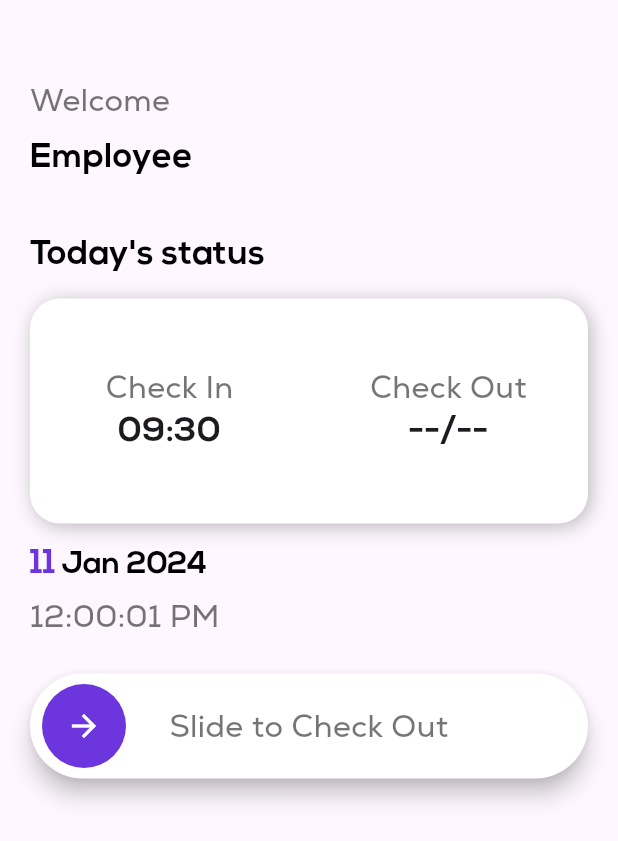
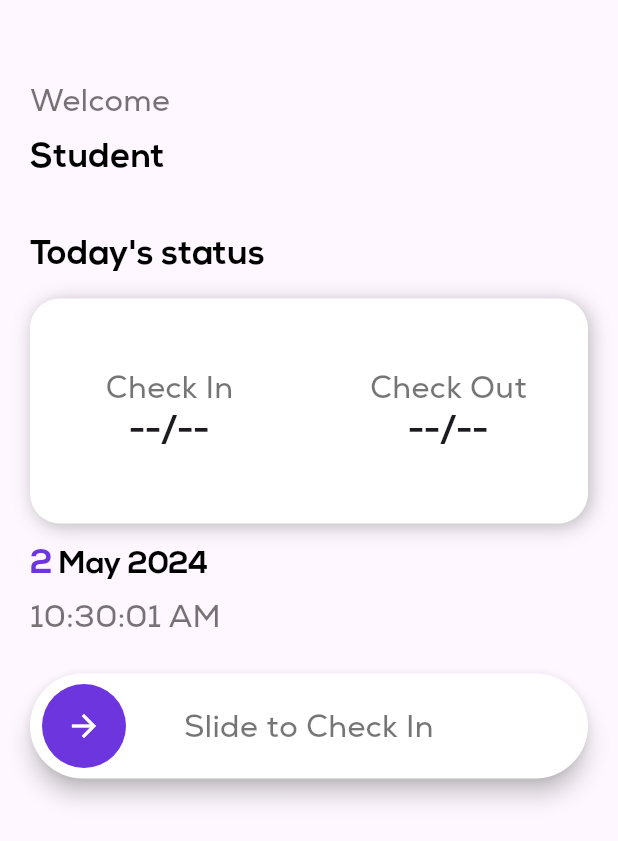
Before and after one commit to Kafka588/QR_attendance, a Flutter app: the TodayScreen screen opened directly, on a phone screen of 412 x 824 dp. Shown: the top 841 px of the screen. Run offline on Flutter 3.47's test engine with Material 3 defaults, Android fonts, the light colour scheme and no system bars; drawn by our look-alikes of slide_to_act; our stand-ins replace cloud_firestore, firebase_core, flutter_keyboard_visibility, font_awesome_flutter, shared_preferences; accounts and stored records are empty.

Commit message:
Added functionalities of check in and check out

```diff
--- a/lib/homescreen.dart
+++ b/lib/homescreen.dart
@@ -17,7 +17,7 @@ class _HomeScreenState extends State<HomeScreen> {
 
   Color primary = const Color.fromRGBO(108, 53, 222, 1);
 
-  int currentIndex = 0;
+  int currentIndex = 1;
 
   List<IconData> navigationIcons = [
     // ignore: deprecated_member_use
--- a/lib/main.dart
+++ b/lib/main.dart
@@ -3,6 +3,7 @@ import 'package:flutter/material.dart';
 import 'package:flutter_keyboard_visibility/flutter_keyboard_visibility.dart';
 import 'package:qr_att/homescreen.dart';
 import 'package:qr_att/loginscreen.dart';
+import 'package:qr_att/model/user.dart';
 import 'package:shared_preferences/shared_preferences.dart';
 
 Future<void> main() async {
@@ -64,6 +65,7 @@ class _AuthCheckState extends State<AuthCheck> {
     try {
       if (sharedPreferences.getString('studentId') != null) {
         setState(() {
+          User.username = sharedPreferences.getString('studentId')!;
           userAvailable = true;
         });
       }
--- /dev/null
+++ b/lib/model/user.dart
@@ -0,0 +1,3 @@
+class User {
+  static String username = " ";
+}
--- a/lib/todayscreen.dart
+++ b/lib/todayscreen.dart
@@ -1,4 +1,9 @@
+import 'dart:async';
+
+import 'package:cloud_firestore/cloud_firestore.dart';
 import 'package:flutter/material.dart';
+import 'package:intl/intl.dart';
+import 'package:qr_att/model/user.dart';
 import 'package:slide_to_act/slide_to_act.dart';
 
 class TodayScreen extends StatefulWidget {
@@ -12,7 +17,42 @@ class _TodayScreenState extends State<TodayScreen> {
   late double screenHeight;
   late double screenWidth;
 
+  String checkIn = "--/--";
+  String checkOut = "--/--";
+
   Color primary = const Color.fromRGBO(108, 53, 222, 1);
+
+  @override
+  void initState() {
+    super.initState();
+    _getRecord();
+  }
+
+  void _getRecord() async {
+    try {
+      QuerySnapshot snap = await FirebaseFirestore.instance
+          .collection("student")
+          .where('id', isEqualTo: User.username)
+          .get();
+
+      DocumentSnapshot snap2 = await FirebaseFirestore.instance
+          .collection("student")
+          .doc(snap.docs[0].id)
+          .collection("Record")
+          .doc(DateFormat('dd MMMM yyyy').format(DateTime.now()))
+          .get();
+
+      setState(() {
+        checkIn = snap2['checkIn'] ?? "--/--";
+        checkOut = snap2['checkOut'] ?? "--/--";
+      });
+    } catch (e) {
+      setState(() {
+        checkIn = "--/--";
+        checkOut = "--/--";
+      });
+    }
+  }
 
   @override
   Widget build(BuildContext context) {
@@ -39,7 +79,7 @@ class _TodayScreenState extends State<TodayScreen> {
             Container(
               margin: const EdgeInsets.only(top: 8),
               child: Text(
-                "Employee",
+                "Student " + User.username,
                 style: TextStyle(
                   color: Colors.black,
                   fontFamily: "NexaBold",
@@ -63,11 +103,11 @@ class _TodayScreenState extends State<TodayScreen> {
               height: 150,
               decoration: BoxDecoration(
                 color: Colors.white,
-                boxShadow: [
+                boxShadow: const [
                   BoxShadow(
                     color: Colors.black26,
                     blurRadius: 10,
-                    offset: const Offset(2, 2),
+                    offset: Offset(2, 2),
                   ),
                 ],
                 borderRadius: BorderRadius.circular(20),
@@ -87,7 +127,7 @@ class _TodayScreenState extends State<TodayScreen> {
                           ),
                         ),
                         Text(
-                          "09:30",
+                          checkIn,
                           style: TextStyle(
                             fontFamily: "NexaBold",
                             fontSize: screenWidth / 18,
@@ -109,7 +149,7 @@ class _TodayScreenState extends State<TodayScreen> {
                           ),
                         ),
                         Text(
-                          "--/--",
+                          checkOut,
                           style: TextStyle(
                             fontFamily: "NexaBold",
                             fontSize: screenWidth / 18,
@@ -127,7 +167,7 @@ class _TodayScreenState extends State<TodayScreen> {
                 text: TextSpan(
                   children: [
                     TextSpan(
-                      text: "11",
+                      text: DateTime.now().day.toString(),
                       style: TextStyle(
                         color: primary,
                         fontFamily: "NexaBold",
@@ -135,7 +175,7 @@ class _TodayScreenState extends State<TodayScreen> {
                       ),
                     ),
                     TextSpan(
-                      text: " Jan 2024",
+                      text: DateFormat(' MMMM yyyy').format(DateTime.now()),
                       style: TextStyle(
                         fontFamily: "NexaBold",
                         fontSize: screenWidth / 20,
@@ -146,25 +186,32 @@ class _TodayScreenState extends State<TodayScreen> {
                 ),
               ),
             ),
-            Container(
+            StreamBuilder(
+                stream: Stream.periodic(const Duration(seconds: 1)),
+                builder: (context, snapshot) {
+                  return Container(
                     margin: const EdgeInsets.only(top: 8),
                     child: Text(
-                "12:00:01 PM",
+                      DateFormat("hh:mm:ss a").format(DateTime.now()),
                       style: TextStyle(
                         fontFamily: "NexaRegular",
                         fontSize: screenWidth / 20,
                         color: Colors.black54,
                       ),
                     ),
-            ),
-            Container(
+                  );
+                }),
+            checkOut == "--/--"
+                ? Container(
                     margin: EdgeInsets.only(top: 24),
                     child: Builder(
                       builder: (context) {
                         final GlobalKey<SlideActionState> key = GlobalKey();
 
                         return SlideAction(
-                      text: "Slide to Check Out",
+                          text: checkIn == "--/--"
+                              ? "Slide to Check In"
+                              : "Slide to Check Out",
                           textStyle: TextStyle(
                             fontFamily: "NexaRegular",
                             fontSize: screenWidth / 20,
@@ -173,12 +220,71 @@ class _TodayScreenState extends State<TodayScreen> {
                           outerColor: Colors.white,
                           innerColor: primary,
                           key: key,
-                      onSubmit: () {
+                          onSubmit: () async {
+                            Timer(Duration(seconds: 1), () {
                               key.currentState!.reset();
                             });
+
+                            final DateTime now = DateTime.now();
+                            final String currentTime =
+                                DateFormat('hh:mm').format(now);
+
+                            QuerySnapshot snap = await FirebaseFirestore
+                                .instance
+                                .collection("student")
+                                .where('id', isEqualTo: User.username)
+                                .get();
+
+                            final String recordDate =
+                                DateFormat('dd MMMM yyyy').format(now);
+
+                            try {
+                              if (checkIn == "--/--") {
+                                setState(() {
+                                  checkIn = currentTime;
+                                });
+                                await FirebaseFirestore.instance
+                                    .collection("student")
+                                    .doc(snap.docs[0].id)
+                                    .collection("Record")
+                                    .doc(recordDate)
+                                    .set({
+                                  'checkIn': currentTime,
+                                });
+                              } else if (checkOut == "--/--") {
+                                setState(() {
+                                  checkOut = currentTime;
+                                });
+                                await FirebaseFirestore.instance
+                                    .collection("student")
+                                    .doc(snap.docs[0].id)
+                                    .collection("Record")
+                                    .doc(recordDate)
+                                    .update({
+                                  'checkOut': currentTime,
+                                });
+                              }
+                            } catch (e) {
+                              // Handle errors
+                            }
+                          },
+                        );
                       },
                     ),
+                  )
+                : Container(
+                    margin: const EdgeInsets.only(top: 32),
+                    child: Center(
+                      child: Text(
+                        "Yout have completed this day!",
+                        style: TextStyle(
+                          fontFamily: "NexaRegular",
+                          fontSize: screenWidth / 20,
+                          color: Colors.black54,
                         ),
+                      ),
+                    ),
+                  )
           ],
         ),
       ),
--- a/pubspec.yaml
+++ b/pubspec.yaml
@@ -36,6 +36,7 @@ dependencies:
   cloud_firestore: ^4.17.2
   shared_preferences: ^2.2.3
   slide_to_act: ^2.0.2
+  intl: ^0.19.0
 
   # The following adds the Cupertino Icons font to your application.
   # Use with the CupertinoIcons class for iOS style icons.
```
Also changed, not shown: pubspec.lock. Lines whose indentation alone changed are shown as unchanged.
